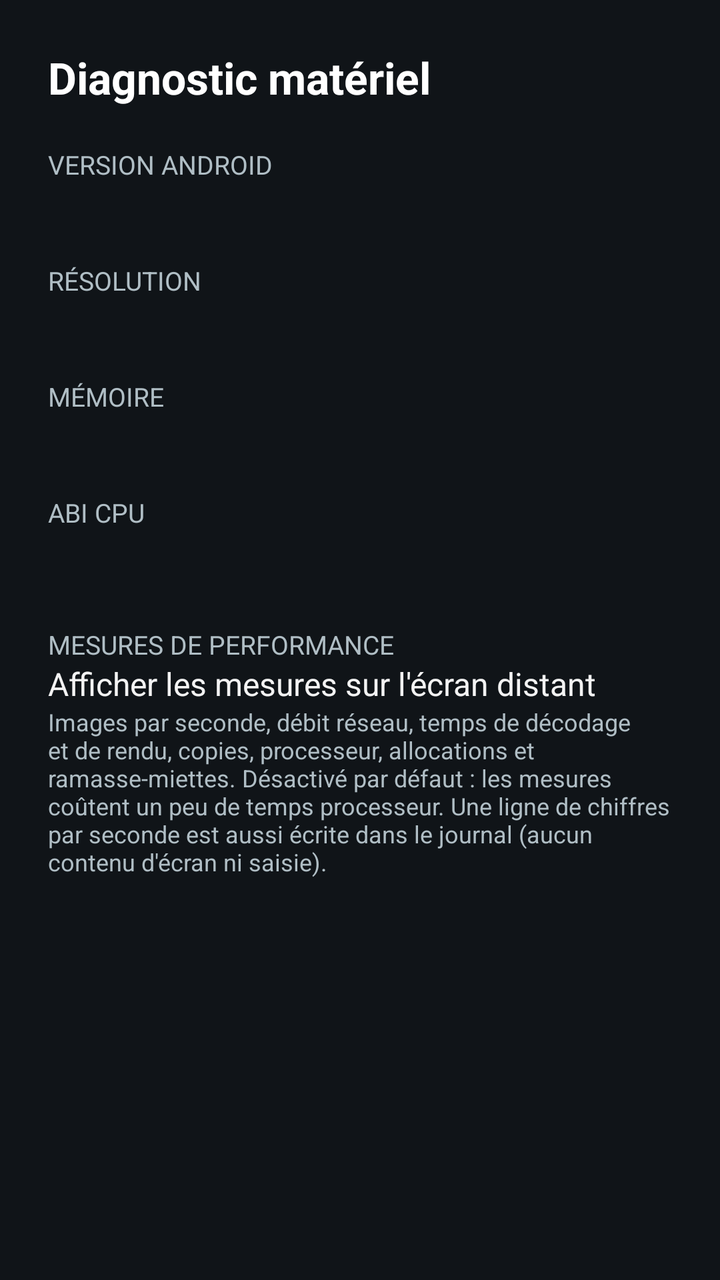
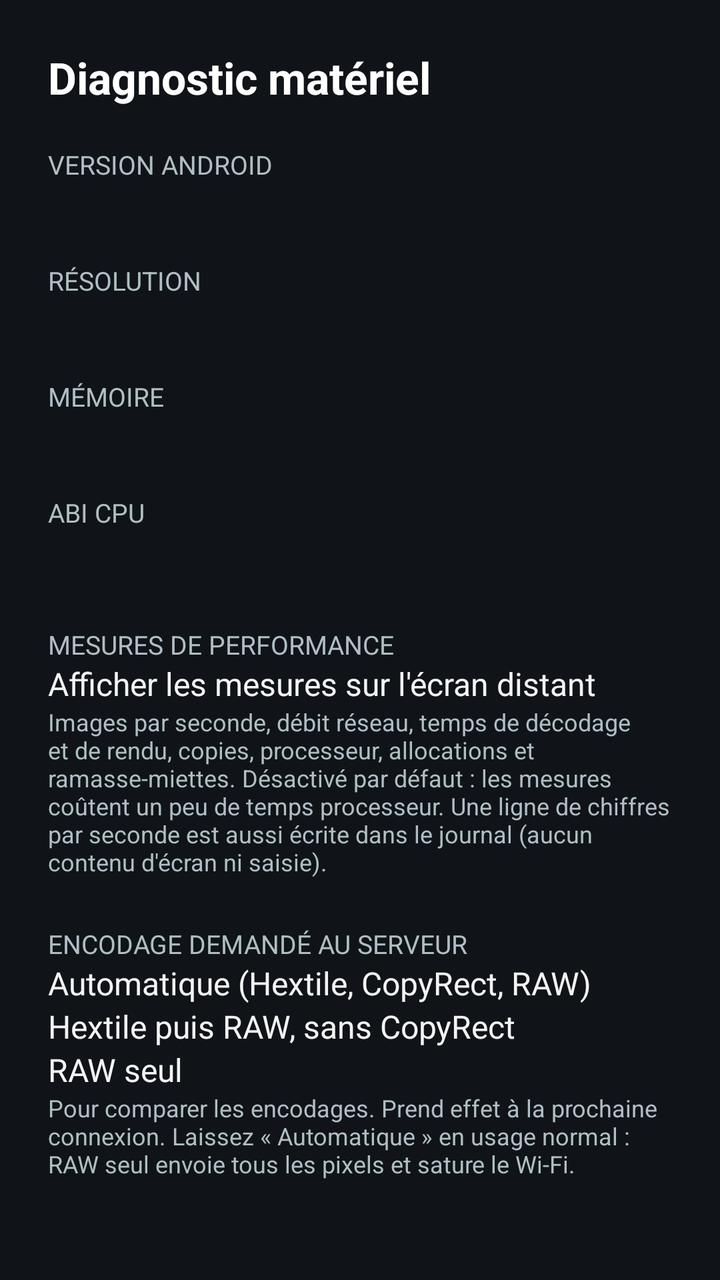

Screens rendered from an Android XML layout before and after an edit, with the pre-edit source and the edit as a unified diff.
<!-- AndroidManifest.xml: application theme AppTheme -->
<!-- res/layout/activity_diagnostic.xml -->
<?xml version="1.0" encoding="utf-8"?>
<ScrollView xmlns:android="http://schemas.android.com/apk/res/android"
    android:layout_width="match_parent"
    android:layout_height="match_parent"
    android:background="@color/background">

    <LinearLayout
        android:layout_width="match_parent"
        android:layout_height="wrap_content"
        android:orientation="vertical"
        android:padding="24dp">

        <TextView
            android:layout_width="wrap_content"
            android:layout_height="wrap_content"
            android:text="@string/diagnostic_title"
            android:textColor="@color/text_primary"
            android:textSize="22sp"
            android:textStyle="bold" />

        <TextView
            android:layout_width="wrap_content"
            android:layout_height="wrap_content"
            android:layout_marginTop="20dp"
            android:text="@string/diagnostic_android_version_label"
            android:textAllCaps="true"
            android:textColor="@color/text_secondary"
            android:textSize="13sp" />

        <TextView
            android:id="@+id/value_android_version"
            android:layout_width="wrap_content"
            android:layout_height="wrap_content"
            android:textColor="@color/text_primary"
            android:textSize="18sp" />

        <TextView
            android:layout_width="wrap_content"
            android:layout_height="wrap_content"
            android:layout_marginTop="16dp"
            android:text="@string/diagnostic_resolution_label"
            android:textAllCaps="true"
            android:textColor="@color/text_secondary"
            android:textSize="13sp" />

        <TextView
            android:id="@+id/value_resolution"
            android:layout_width="wrap_content"
            android:layout_height="wrap_content"
            android:textColor="@color/text_primary"
            android:textSize="18sp" />

        <TextView
            android:layout_width="wrap_content"
            android:layout_height="wrap_content"
            android:layout_marginTop="16dp"
            android:text="@string/diagnostic_memory_label"
            android:textAllCaps="true"
            android:textColor="@color/text_secondary"
            android:textSize="13sp" />

        <TextView
            android:id="@+id/value_memory"
            android:layout_width="wrap_content"
            android:layout_height="wrap_content"
            android:textColor="@color/text_primary"
            android:textSize="18sp" />

        <TextView
            android:layout_width="wrap_content"
            android:layout_height="wrap_content"
            android:layout_marginTop="16dp"
            android:text="@string/diagnostic_abi_label"
            android:textAllCaps="true"
            android:textColor="@color/text_secondary"
            android:textSize="13sp" />

        <TextView
            android:id="@+id/value_abi"
            android:layout_width="wrap_content"
            android:layout_height="wrap_content"
            android:textColor="@color/text_primary"
            android:textSize="18sp" />

        
        <TextView
            android:layout_width="wrap_content"
            android:layout_height="wrap_content"
            android:layout_marginTop="24dp"
            android:text="@string/diagnostic_perf_label"
            android:textAllCaps="true"
            android:textColor="@color/text_secondary"
            android:textSize="13sp" />

        <CheckBox
            android:id="@+id/check_perf"
            android:layout_width="wrap_content"
            android:layout_height="wrap_content"
            android:text="@string/diagnostic_perf_toggle" />

        <TextView
            android:layout_width="match_parent"
            android:layout_height="wrap_content"
            android:text="@string/diagnostic_perf_note"
            android:textColor="@color/text_secondary"
            android:textSize="12sp" />

    </LinearLayout>
</ScrollView>
<!-- resources referenced by this layout -->
<resources>
  <color name="background">#101418</color>
  <color name="text_primary">#FFFFFF</color>
  <color name="text_secondary">#B0BEC5</color>
  <string name="diagnostic_abi_label">ABI CPU</string>
  <string name="diagnostic_android_version_label">Version Android</string>
  <string name="diagnostic_memory_label">Mémoire</string>
  <string name="diagnostic_perf_label">Mesures de performance</string>
  <string name="diagnostic_perf_note">Images par seconde, débit réseau, temps de décodage et de rendu, copies, processeur, allocations et ramasse-miettes. Désactivé par défaut : les mesures coûtent un peu de temps processeur. Une ligne de chiffres par seconde est aussi écrite dans le journal (aucun contenu d\'écran ni saisie).</string>
  <string name="diagnostic_perf_toggle">Afficher les mesures sur l\'écran distant</string>
  <string name="diagnostic_resolution_label">Résolution</string>
  <string name="diagnostic_title">Diagnostic matériel</string>
  <style name="AppTheme" parent="@android:style/Theme.Holo">
          
          <item name="android:windowBackground">@null</item>
      </style>
</resources>

<!-- the commit's change to res/layout/activity_diagnostic.xml (unified diff, before → after) -->
@@ -105,5 +105,46 @@
             android:textColor="@color/text_secondary"
             android:textSize="12sp" />
 
+        
+        <TextView
+            android:layout_width="wrap_content"
+            android:layout_height="wrap_content"
+            android:layout_marginTop="24dp"
+            android:text="@string/diagnostic_encoding_label"
+            android:textAllCaps="true"
+            android:textColor="@color/text_secondary"
+            android:textSize="13sp" />
+
+        <RadioGroup
+            android:id="@+id/group_encoding"
+            android:layout_width="wrap_content"
+            android:layout_height="wrap_content">
+
+            <RadioButton
+                android:id="@+id/encoding_auto"
+                android:layout_width="wrap_content"
+                android:layout_height="wrap_content"
+                android:text="@string/diagnostic_encoding_auto" />
+
+            <RadioButton
+                android:id="@+id/encoding_hextile"
+                android:layout_width="wrap_content"
+                android:layout_height="wrap_content"
+                android:text="@string/diagnostic_encoding_hextile" />
+
+            <RadioButton
+                android:id="@+id/encoding_raw"
+                android:layout_width="wrap_content"
+                android:layout_height="wrap_content"
+                android:text="@string/diagnostic_encoding_raw" />
+        </RadioGroup>
+
+        <TextView
+            android:layout_width="match_parent"
+            android:layout_height="wrap_content"
+            android:text="@string/diagnostic_encoding_note"
+            android:textColor="@color/text_secondary"
+            android:textSize="12sp" />
+
     </LinearLayout>
 </ScrollView>
<!-- resource entries referenced after the edit -->
@@ -5,6 +5,11 @@
   <color name="text_secondary">#B0BEC5</color>
   <string name="diagnostic_abi_label">ABI CPU</string>
   <string name="diagnostic_android_version_label">Version Android</string>
+  <string name="diagnostic_encoding_auto">Automatique (Hextile, CopyRect, RAW)</string>
+  <string name="diagnostic_encoding_hextile">Hextile puis RAW, sans CopyRect</string>
+  <string name="diagnostic_encoding_label">Encodage demandé au serveur</string>
+  <string name="diagnostic_encoding_note">Pour comparer les encodages. Prend effet à la prochaine connexion. Laissez « Automatique » en usage normal : RAW seul envoie tous les pixels et sature le Wi-Fi.</string>
+  <string name="diagnostic_encoding_raw">RAW seul</string>
   <string name="diagnostic_memory_label">Mémoire</string>
   <string name="diagnostic_perf_label">Mesures de performance</string>
   <string name="diagnostic_perf_note">Images par seconde, débit réseau, temps de décodage et de rendu, copies, processeur, allocations et ramasse-miettes. Désactivé par défaut : les mesures coûtent un peu de temps processeur. Une ligne de chiffres par seconde est aussi écrite dans le journal (aucun contenu d\'écran ni saisie).</string>
